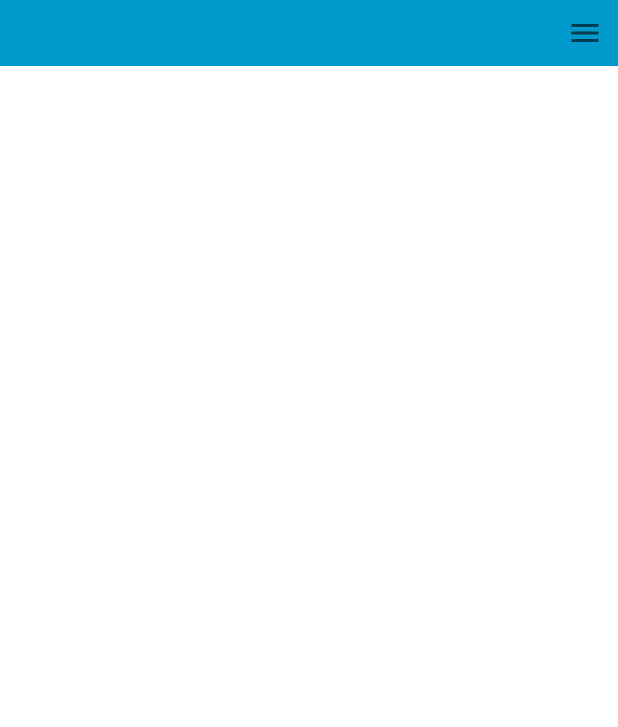
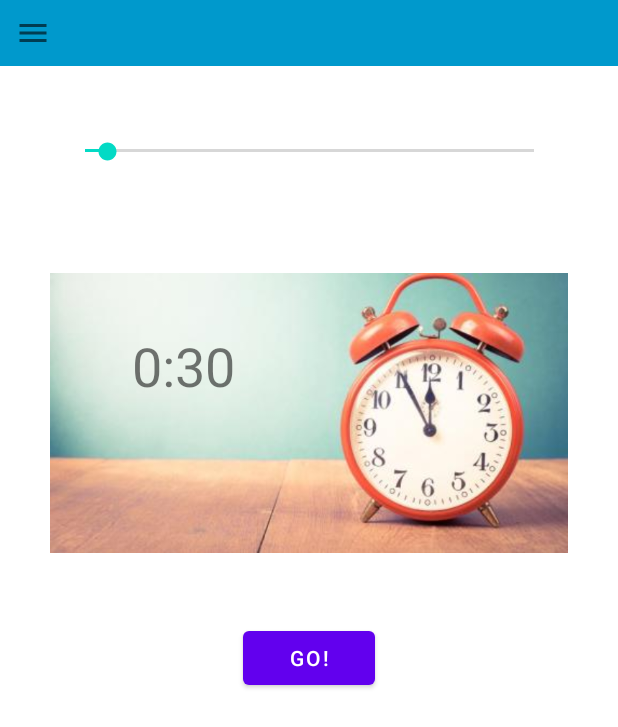
Before and after one commit to agusri32/Edugi_Basic_Android, an Android app: the SampleTiga screen opened directly, with no data from a screen before it, on a phone screen of 412 x 824 dp. Shown: the top 727 px of the screen. Run offline under Robolectric (Android 15) with nearby library versions, the phone set to English and light mode, and no system bars.

Commit message:
update timer

```diff
--- a/app/src/main/java/com/example/myapplication/SampleTiga.java
+++ b/app/src/main/java/com/example/myapplication/SampleTiga.java
@@ -4,10 +4,42 @@ import androidx.appcompat.app.AppCompatActivity;
 
 import android.content.Intent;
 import android.os.Bundle;
+import android.os.CountDownTimer;
 import android.view.View;
 import android.view.Window;
+import android.widget.SeekBar;
+import android.widget.TextView;
 
 public class SampleTiga extends AppCompatActivity {
+    SeekBar timerSeekBar;
+    TextView timerTextView;
+
+    public void updateTimer(int secondLeft){
+        int minutes = (int) secondLeft / 60;
+        int seconds = secondLeft-minutes*60;
+
+        String secondString = Integer.toString(seconds);
+        if(secondString=="0"){
+            secondString = "00";
+        }
+
+        timerTextView.setText(Integer.toString(minutes) + ":" + secondString);
+    }
+
+    public void controltimer(View view){
+        new CountDownTimer(timerSeekBar.getProgress()*1000,1000){
+
+            @Override
+            public void onTick(long millisUntilFinished) {
+                updateTimer((int)millisUntilFinished/1000);
+            }
+
+            @Override
+            public void onFinish() {
+
+            }
+        };
+    }
 
     public void klikkembalimenu(View view){
         Intent intent = new Intent(SampleTiga.this, MenuActivity.class);
@@ -23,5 +55,28 @@ public class SampleTiga extends AppCompatActivity {
 
         super.onCreate(savedInstanceState);
         setContentView(R.layout.activity_sample_tiga);
+
+        timerSeekBar = (SeekBar) findViewById(R.id.timerSeekBar);
+        timerTextView = (TextView) findViewById(R.id.timerTextView);
+
+        timerSeekBar.setMax(600);
+        timerSeekBar.setProgress(30);
+
+        timerSeekBar.setOnSeekBarChangeListener(new SeekBar.OnSeekBarChangeListener() {
+            @Override
+            public void onProgressChanged(SeekBar seekBar, int progress, boolean fromUser) {
+                updateTimer(progress);
+            }
+
+            @Override
+            public void onStartTrackingTouch(SeekBar seekBar) {
+
+            }
+
+            @Override
+            public void onStopTrackingTouch(SeekBar seekBar) {
+
+            }
+        });
     }
 }
--- a/app/src/main/res/layout/activity_sample_tiga.xml
+++ b/app/src/main/res/layout/activity_sample_tiga.xml
@@ -7,8 +7,51 @@
     tools:context=".SampleTiga">
 
     <include
+        android:id="@+id/include3"
         layout="@layout/layout_menu_back"
         android:layout_width="match_parent"
         android:layout_height="wrap_content" />
 
+    <SeekBar
+        android:id="@+id/timerSeekBar"
+        android:layout_width="331dp"
+        android:layout_height="13dp"
+        android:layout_marginTop="50dp"
+        app:layout_constraintEnd_toEndOf="@+id/include3"
+        app:layout_constraintStart_toStartOf="@+id/include3"
+        app:layout_constraintTop_toBottomOf="@+id/include3" />
+
+    <ImageView
+        android:id="@+id/timerImageView"
+        android:layout_width="345dp"
+        android:layout_height="216dp"
+        android:layout_marginTop="60dp"
+        app:layout_constraintEnd_toEndOf="@+id/timerSeekBar"
+        app:layout_constraintStart_toStartOf="@+id/timerSeekBar"
+        app:layout_constraintTop_toBottomOf="@+id/timerSeekBar"
+        app:srcCompat="@drawable/logojam" />
+
+    <TextView
+        android:id="@+id/timerTextView"
+        android:layout_width="wrap_content"
+        android:layout_height="wrap_content"
+        android:layout_marginTop="112dp"
+        android:text="0:30"
+        android:textSize="36sp"
+        app:layout_constraintEnd_toEndOf="@+id/timerSeekBar"
+        app:layout_constraintHorizontal_bias="0.182"
+        app:layout_constraintStart_toStartOf="@+id/timerSeekBar"
+        app:layout_constraintTop_toBottomOf="@+id/timerSeekBar" />
+
+    <Button
+        android:id="@+id/timerButton"
+        android:layout_width="wrap_content"
+        android:layout_height="wrap_content"
+        android:layout_marginTop="31dp"
+        android:onClick="controltimer"
+        android:text="GO!"
+        app:layout_constraintEnd_toEndOf="@+id/timerImageView"
+        app:layout_constraintStart_toStartOf="@+id/timerImageView"
+        app:layout_constraintTop_toBottomOf="@+id/timerImageView" />
+
 </androidx.constraintlayout.widget.ConstraintLayout>
--- a/app/src/main/res/layout/layout_menu_back.xml
+++ b/app/src/main/res/layout/layout_menu_back.xml
@@ -5,7 +5,7 @@
     android:layout_width="match_parent"
     android:layout_height="wrap_content"
     android:background="@android:color/holo_blue_dark"
-    android:gravity="right"
+    android:gravity="left"
     android:padding="0dp">
 
     <ImageButton
```
Also changed, not shown: app/src/main/res/drawable/logojam.jpg (added), 1 other file.
